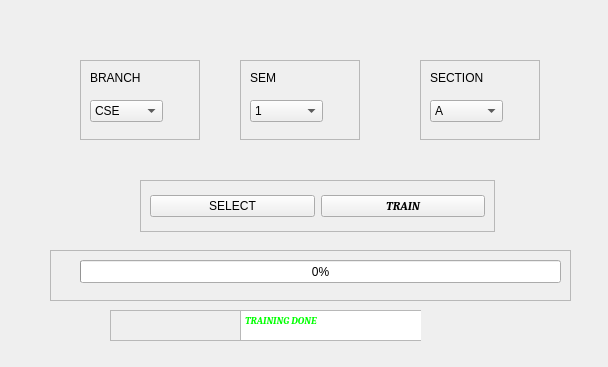
nitin-vk/face-recognition-based-attendance, file FacesTrain.ui: the form before one commit.
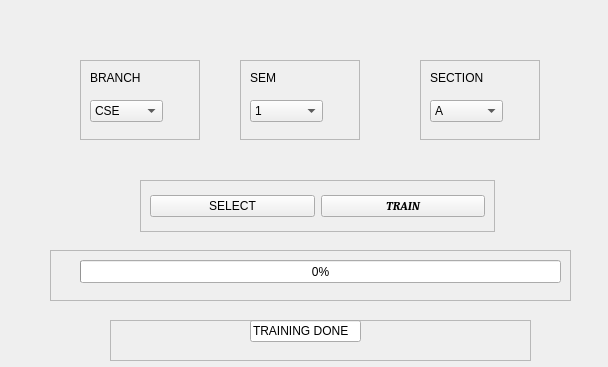
The form after the commit.

Commit message: changed ui for training data

What changed in the file:
```diff
--- a/FacesTrain.ui
+++ b/FacesTrain.ui
@@ -95,9 +95,9 @@
    <property name="geometry">
     <rect>
      <x>110</x>
-     <y>310</y>
-     <width>311</width>
-     <height>31</height>
+     <y>320</y>
+     <width>421</width>
+     <height>41</height>
     </rect>
    </property>
    <property name="frameShape">
@@ -106,29 +106,17 @@
    <property name="frameShadow">
     <enum>QFrame::Raised</enum>
    </property>
-   <widget class="QTextEdit" name="trainingDone">
+   <widget class="QLineEdit" name="trainingDone">
     <property name="geometry">
      <rect>
-      <x>130</x>
+      <x>140</x>
       <y>0</y>
-      <width>191</width>
-      <height>31</height>
+      <width>111</width>
+      <height>22</height>
      </rect>
     </property>
-    <property name="font">
-     <font>
-      <family>Cambria</family>
-      <weight>75</weight>
-      <italic>true</italic>
-      <bold>true</bold>
-     </font>
-    </property>
-    <property name="html">
-     <string>&lt;!DOCTYPE HTML PUBLIC &quot;-//W3C//DTD HTML 4.0//EN&quot; &quot;http://www.w3.org/TR/REC-html40/strict.dtd&quot;&gt;
-&lt;html&gt;&lt;head&gt;&lt;meta name=&quot;qrichtext&quot; content=&quot;1&quot; /&gt;&lt;style type=&quot;text/css&quot;&gt;
-p, li { white-space: pre-wrap; }
-&lt;/style&gt;&lt;/head&gt;&lt;body style=&quot; font-family:'Cambria'; font-size:8pt; font-weight:600; font-style:italic;&quot;&gt;
-&lt;p style=&quot; margin-top:12px; margin-bottom:12px; margin-left:0px; margin-right:0px; -qt-block-indent:0; text-indent:0px;&quot;&gt;&lt;span style=&quot; font-size:7.8pt; color:#00ff00;&quot;&gt;TRAINING DONE&lt;/span&gt;&lt;/p&gt;&lt;/body&gt;&lt;/html&gt;</string>
+    <property name="text">
+     <string>TRAINING DONE</string>
     </property>
    </widget>
   </widget>
```
